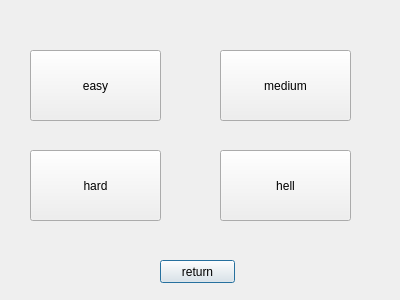
Old version of the form sheep_and_sheep/main_menu.ui in the repository Phoenix-PKU/PracticeofProgramming.
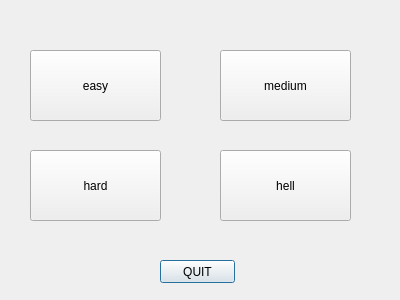
New version of the form.

```diff
--- a/sheep_and_sheep/main_menu.ui
+++ b/sheep_and_sheep/main_menu.ui
@@ -23,7 +23,7 @@
     </rect>
    </property>
    <property name="text">
-    <string>return</string>
+    <string>QUIT</string>
    </property>
   </widget>
   <widget class="QPushButton" name="pushButton_easy">
```
